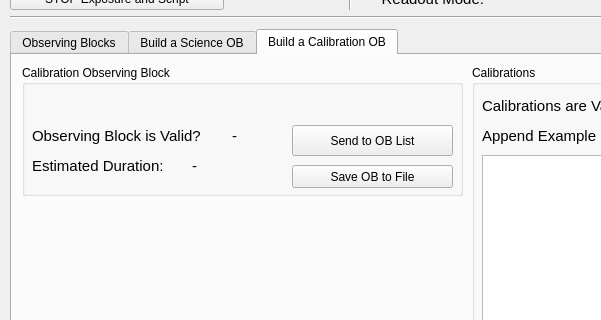
Qt form kpf/OB_GUI/KPF_OB_GUI.ui (KeckObservatory/KPFTranslator) before a commit; both pictures show x 0 to 601 and y 170 to 490 of the 1076 by 916 pixel window.
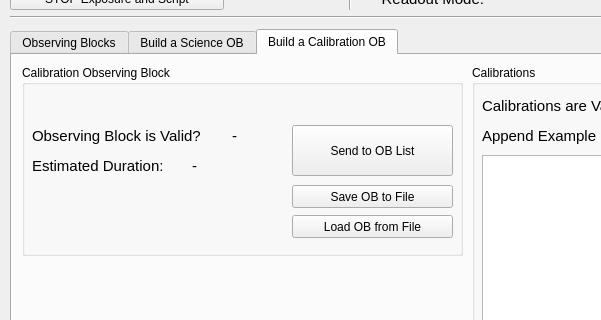
The same form after that commit. The open tabs and pages were chosen to show the change.

Commit message: Add menu item to load schedule

Patch:
```diff
--- a/kpf/OB_GUI/KPF_OB_GUI.ui
+++ b/kpf/OB_GUI/KPF_OB_GUI.ui
@@ -1195,7 +1195,7 @@
         <x>10</x>
         <y>10</y>
         <width>441</width>
-        <height>131</height>
+        <height>191</height>
        </rect>
       </property>
       <property name="title">
@@ -1207,7 +1207,7 @@
          <x>270</x>
          <y>60</y>
          <width>161</width>
-         <height>31</height>
+         <height>51</height>
         </rect>
        </property>
        <property name="toolTip">
@@ -1312,7 +1312,7 @@
        <property name="geometry">
         <rect>
          <x>270</x>
-         <y>100</y>
+         <y>120</y>
          <width>161</width>
          <height>23</height>
         </rect>
@@ -1324,6 +1324,22 @@
         <string>Save OB to File</string>
        </property>
       </widget>
+      <widget class="QPushButton" name="BC_LoadFromFile">
+       <property name="geometry">
+        <rect>
+         <x>270</x>
+         <y>150</y>
+         <width>161</width>
+         <height>23</height>
+        </rect>
+       </property>
+       <property name="toolTip">
+        <string>This will set the current exposure to End, triggering a readout and will request the current script to stop at the next opportunity (typically after the exposure is done).</string>
+       </property>
+       <property name="text">
+        <string>Load OB from File</string>
+       </property>
+      </widget>
      </widget>
      <widget class="QGroupBox" name="groupBox_7">
       <property name="geometry">
```
Left out of the diff: 10 changed lines with no effect on the pictures. The commit also changes 1 other file.
